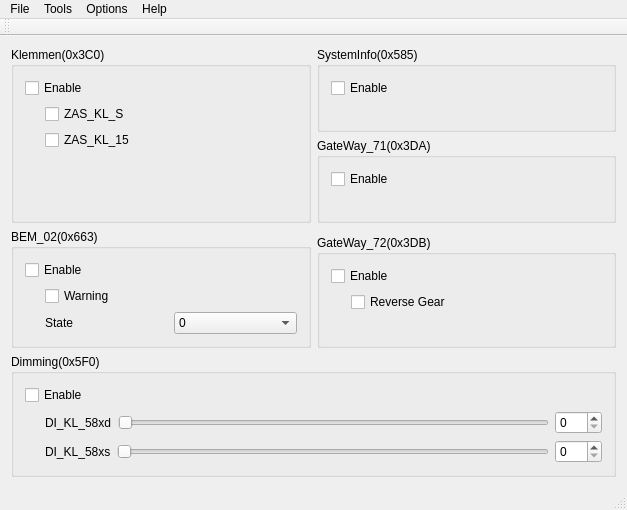
f0ghua/ecuEmulator, file main/ui/mainwindow.ui: the form before one commit.
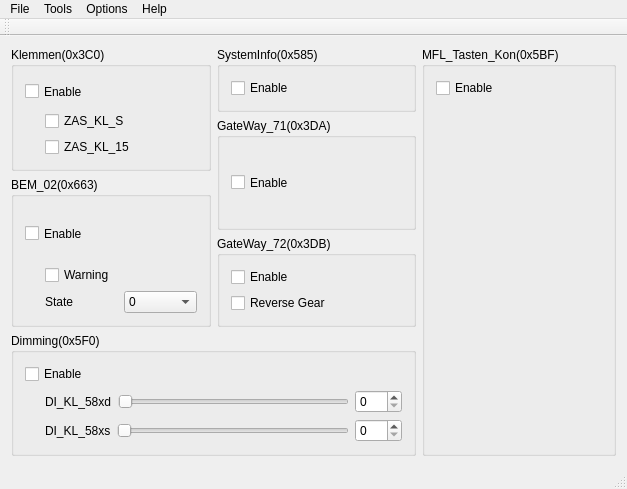
The form after the commit. Icons and pictures are not drawn.

Commit message: + 添加7个button

```diff
--- a/main/ui/mainwindow.ui
+++ b/main/ui/mainwindow.ui
@@ -15,14 +15,18 @@
   </property>
   <widget class="QWidget" name="centralWidget">
    <layout class="QGridLayout" name="gridLayout_2">
-    <item row="0" column="0" colspan="2">
-     <layout class="QHBoxLayout" name="horizontalLayout_8">
-      <item>
+    <item row="0" column="0" rowspan="2">
        <widget class="QGroupBox" name="groupBox">
+      <property name="sizePolicy">
+       <sizepolicy hsizetype="Preferred" vsizetype="Preferred">
+        <horstretch>10</horstretch>
+        <verstretch>0</verstretch>
+       </sizepolicy>
+      </property>
         <property name="title">
          <string>Klemmen(0x3C0)</string>
         </property>
-        <layout class="QVBoxLayout" name="verticalLayout">
+      <layout class="QVBoxLayout" name="verticalLayout_5">
          <item>
           <widget class="QCheckBox" name="cbEnable0x3C0">
            <property name="sizePolicy">
@@ -96,34 +100,25 @@
            </item>
           </layout>
          </item>
-         <item>
-          <spacer name="verticalSpacer_4">
-           <property name="orientation">
-            <enum>Qt::Vertical</enum>
-           </property>
-           <property name="sizeHint" stdset="0">
-            <size>
-             <width>20</width>
-             <height>40</height>
-            </size>
-           </property>
-          </spacer>
-         </item>
         </layout>
        </widget>
       </item>
-      <item>
-       <layout class="QVBoxLayout" name="verticalLayout_6">
-        <item>
+    <item row="0" column="1">
          <widget class="QGroupBox" name="groupBox_6">
+      <property name="sizePolicy">
+       <sizepolicy hsizetype="Preferred" vsizetype="Preferred">
+        <horstretch>10</horstretch>
+        <verstretch>0</verstretch>
+       </sizepolicy>
+      </property>
           <property name="title">
            <string>SystemInfo(0x585)</string>
           </property>
-          <layout class="QVBoxLayout" name="verticalLayout_5">
+      <layout class="QVBoxLayout" name="verticalLayout_6">
            <item>
             <widget class="QCheckBox" name="cbEnable0x585">
              <property name="sizePolicy">
-              <sizepolicy hsizetype="Preferred" vsizetype="Preferred">
+          <sizepolicy hsizetype="Preferred" vsizetype="Fixed">
                <horstretch>0</horstretch>
                <verstretch>0</verstretch>
               </sizepolicy>
@@ -139,27 +134,17 @@
              </property>
             </widget>
            </item>
-           <item>
-            <spacer name="verticalSpacer_3">
-             <property name="orientation">
-              <enum>Qt::Vertical</enum>
-             </property>
-             <property name="sizeType">
-              <enum>QSizePolicy::Fixed</enum>
-             </property>
-             <property name="sizeHint" stdset="0">
-              <size>
-               <width>20</width>
-               <height>20</height>
-              </size>
-             </property>
-            </spacer>
-           </item>
           </layout>
          </widget>
         </item>
-        <item>
+    <item row="1" column="1" rowspan="2">
          <widget class="QGroupBox" name="groupBox_3">
+      <property name="sizePolicy">
+       <sizepolicy hsizetype="Preferred" vsizetype="Preferred">
+        <horstretch>0</horstretch>
+        <verstretch>0</verstretch>
+       </sizepolicy>
+      </property>
           <property name="title">
            <string>GateWay_71(0x3DA)</string>
           </property>
@@ -183,35 +168,15 @@
              </property>
             </widget>
            </item>
-           <item>
-            <spacer name="verticalSpacer_2">
-             <property name="orientation">
-              <enum>Qt::Vertical</enum>
-             </property>
-             <property name="sizeType">
-              <enum>QSizePolicy::Fixed</enum>
-             </property>
-             <property name="sizeHint" stdset="0">
-              <size>
-               <width>20</width>
-               <height>20</height>
-              </size>
-             </property>
-            </spacer>
-           </item>
           </layout>
          </widget>
         </item>
-       </layout>
-      </item>
-     </layout>
-    </item>
-    <item row="1" column="0" rowspan="2">
+    <item row="2" column="0" rowspan="2">
      <widget class="QGroupBox" name="groupBox_2">
       <property name="title">
        <string>BEM_02(0x663)</string>
       </property>
-      <layout class="QVBoxLayout" name="verticalLayout_2">
+      <layout class="QVBoxLayout" name="verticalLayout">
        <item>
         <widget class="QCheckBox" name="cbEnable0x663">
          <property name="sizePolicy">
@@ -329,23 +294,10 @@
          </item>
         </layout>
        </item>
-       <item>
-        <spacer name="verticalSpacer_5">
-         <property name="orientation">
-          <enum>Qt::Vertical</enum>
-         </property>
-         <property name="sizeHint" stdset="0">
-          <size>
-           <width>20</width>
-           <height>40</height>
-          </size>
-         </property>
-        </spacer>
-       </item>
       </layout>
      </widget>
     </item>
-    <item row="2" column="1">
+    <item row="3" column="1">
      <widget class="QGroupBox" name="groupBox_4">
       <property name="title">
        <string>GateWay_72(0x3DB)</string>
@@ -371,24 +323,6 @@
         </widget>
        </item>
        <item>
-        <layout class="QHBoxLayout" name="horizontalLayout_6">
-         <item>
-          <spacer name="horizontalSpacer_6">
-           <property name="orientation">
-            <enum>Qt::Horizontal</enum>
-           </property>
-           <property name="sizeType">
-            <enum>QSizePolicy::Fixed</enum>
-           </property>
-           <property name="sizeHint" stdset="0">
-            <size>
-             <width>20</width>
-             <height>20</height>
-            </size>
-           </property>
-          </spacer>
-         </item>
-         <item>
           <widget class="QCheckBox" name="cbSigBCM_Rueckfahrlicht_Anf">
            <property name="text">
             <string>Reverse Gear</string>
@@ -396,30 +330,15 @@
           </widget>
          </item>
         </layout>
-       </item>
-       <item>
-        <spacer name="verticalSpacer">
-         <property name="orientation">
-          <enum>Qt::Vertical</enum>
-         </property>
-         <property name="sizeHint" stdset="0">
-          <size>
-           <width>20</width>
-           <height>40</height>
-          </size>
-         </property>
-        </spacer>
-       </item>
-      </layout>
      </widget>
     </item>
-    <item row="3" column="0" colspan="2">
+    <item row="4" column="0" colspan="2">
      <widget class="QGroupBox" name="groupBox_5">
       <property name="title">
        <string>Dimming(0x5F0)</string>
       </property>
-      <layout class="QGridLayout" name="gridLayout">
-       <item row="0" column="0">
+      <layout class="QVBoxLayout" name="verticalLayout_2">
+       <item>
         <widget class="QCheckBox" name="cbEnable0x5F0">
          <property name="sizePolicy">
           <sizepolicy hsizetype="Preferred" vsizetype="Preferred">
@@ -438,7 +357,7 @@
          </property>
         </widget>
        </item>
-       <item row="1" column="0">
+       <item>
         <layout class="QHBoxLayout" name="horizontalLayout_5">
          <item>
           <spacer name="horizontalSpacer_5">
@@ -482,7 +401,7 @@
          </item>
         </layout>
        </item>
-       <item row="2" column="0">
+       <item>
         <layout class="QHBoxLayout" name="horizontalLayout_7">
          <item>
           <spacer name="horizontalSpacer_7">
@@ -529,6 +448,307 @@
       </layout>
      </widget>
     </item>
+    <item row="0" column="2" rowspan="5">
+     <widget class="QGroupBox" name="groupBox_7">
+      <property name="sizePolicy">
+       <sizepolicy hsizetype="Preferred" vsizetype="Preferred">
+        <horstretch>0</horstretch>
+        <verstretch>0</verstretch>
+       </sizepolicy>
+      </property>
+      <property name="styleSheet">
+       <string notr="true"/>
+      </property>
+      <property name="title">
+       <string>MFL_Tasten_Kon(0x5BF)</string>
+      </property>
+      <layout class="QGridLayout" name="gridLayout">
+       <item row="0" column="0">
+        <widget class="QCheckBox" name="cbEnable0x5bf">
+         <property name="sizePolicy">
+          <sizepolicy hsizetype="Minimum" vsizetype="Preferred">
+           <horstretch>0</horstretch>
+           <verstretch>0</verstretch>
+          </sizepolicy>
+         </property>
+         <property name="whatsThis">
+          <string>&lt;html&gt;&lt;head/&gt;&lt;body&gt;&lt;p&gt;Up&lt;/p&gt;&lt;/body&gt;&lt;/html&gt;</string>
+         </property>
+         <property name="text">
+          <string>Enable</string>
+         </property>
+        </widget>
+       </item>
+       <item row="1" column="0">
+        <widget class="QPushButton" name="pushButton_Up">
+         <property name="sizePolicy">
+          <sizepolicy hsizetype="Fixed" vsizetype="Fixed">
+           <horstretch>0</horstretch>
+           <verstretch>0</verstretch>
+          </sizepolicy>
+         </property>
+         <property name="minimumSize">
+          <size>
+           <width>80</width>
+           <height>80</height>
+          </size>
+         </property>
+         <property name="toolTip">
+          <string>&lt;html&gt;&lt;head/&gt;&lt;body&gt;&lt;p&gt;Up&lt;/p&gt;&lt;/body&gt;&lt;/html&gt;</string>
+         </property>
+         <property name="layoutDirection">
+          <enum>Qt::LeftToRight</enum>
+         </property>
+         <property name="styleSheet">
+          <string notr="true">#pushButton_Up{
+background-color:transparent;
+border-image:url(:/images/png-v3/button-up-release.png);
+background:none;
+border:none;
+background-repeat:none;
+}
+#pushButton_Up:pressed
+{
+    border-image:url(:/images/png-v3/button-up-pressed.png);
+}
+</string>
+         </property>
+         <property name="text">
+          <string/>
+         </property>
+        </widget>
+       </item>
+       <item row="2" column="0">
+        <widget class="QPushButton" name="pushButton_Down">
+         <property name="sizePolicy">
+          <sizepolicy hsizetype="Fixed" vsizetype="Fixed">
+           <horstretch>0</horstretch>
+           <verstretch>0</verstretch>
+          </sizepolicy>
+         </property>
+         <property name="minimumSize">
+          <size>
+           <width>80</width>
+           <height>80</height>
+          </size>
+         </property>
+         <property name="toolTip">
+          <string>&lt;html&gt;&lt;head/&gt;&lt;body&gt;&lt;p&gt;Down&lt;/p&gt;&lt;/body&gt;&lt;/html&gt;</string>
+         </property>
+         <property name="styleSheet">
+          <string notr="true">#pushButton_Down{
+background-color:transparent;
+border-image:url(:/images/png-v3/button-down-release.png);
+background:none;
+border:none;
+background-repeat:none;
+}
+#pushButton_Down:pressed
+{
+    border-image:url(:/images/png-v3/button-down-pressed.png);
+}</string>
+         </property>
+         <property name="text">
+          <string/>
+         </property>
+        </widget>
+       </item>
+       <item row="1" column="1">
+        <widget class="QPushButton" name="pushButton_Volume_Up">
+         <property name="sizePolicy">
+          <sizepolicy hsizetype="Fixed" vsizetype="Fixed">
+           <horstretch>0</horstretch>
+           <verstretch>0</verstretch>
+          </sizepolicy>
+         </property>
+         <property name="minimumSize">
+          <size>
+           <width>80</width>
+           <height>80</height>
+          </size>
+         </property>
+         <property name="toolTip">
+          <string>&lt;html&gt;&lt;head/&gt;&lt;body&gt;&lt;p&gt;Volumn Up&lt;/p&gt;&lt;/body&gt;&lt;/html&gt;</string>
+         </property>
+         <property name="styleSheet">
+          <string notr="true">#pushButton_Volume_Up{
+background-color:transparent;
+border-image:url(:/images/png-v3/button-volumnup-release.png);
+background:none;
+border:none;
+background-repeat:none;
+}
+#pushButton_Volume_Up:pressed
+{
+    border-image:url(:/images/png-v3/button-volumnup-pressed.png);
+}
+</string>
+         </property>
+         <property name="text">
+          <string/>
+         </property>
+        </widget>
+       </item>
+       <item row="2" column="1">
+        <widget class="QPushButton" name="pushButton_Volume_Down">
+         <property name="sizePolicy">
+          <sizepolicy hsizetype="Fixed" vsizetype="Fixed">
+           <horstretch>0</horstretch>
+           <verstretch>0</verstretch>
+          </sizepolicy>
+         </property>
+         <property name="minimumSize">
+          <size>
+           <width>80</width>
+           <height>80</height>
+          </size>
+         </property>
+         <property name="toolTip">
+          <string>&lt;html&gt;&lt;head/&gt;&lt;body&gt;&lt;p&gt;Volume Down&lt;/p&gt;&lt;/body&gt;&lt;/html&gt;</string>
+         </property>
+         <property name="styleSheet">
+          <string notr="true">#pushButton_Volume_Down{
+background-color:transparent;
+border-image:url(:/images/png-v3/button-volumndown-release.png);
+background:none;
+border:none;
+background-repeat:none;
+}
+#pushButton_Volume_Down:pressed
+{
+    border-image:url(:/images/png-v3/button-volumndown-pressed.png);
+}
+</string>
+         </property>
+         <property name="text">
+          <string/>
+         </property>
+        </widget>
+       </item>
+       <item row="3" column="0">
+        <widget class="QPushButton" name="pushButton_Arrow_A_Up_Right">
+         <property name="sizePolicy">
+          <sizepolicy hsizetype="Fixed" vsizetype="Fixed">
+           <horstretch>0</horstretch>
+           <verstretch>0</verstretch>
+          </sizepolicy>
+         </property>
+         <property name="minimumSize">
+          <size>
+           <width>80</width>
+           <height>80</height>
+          </size>
+         </property>
+         <property name="toolTip">
+          <string>&lt;html&gt;&lt;head/&gt;&lt;body&gt;&lt;p&gt;Arrow A Up Right&lt;/p&gt;&lt;/body&gt;&lt;/html&gt;</string>
+         </property>
+         <property name="styleSheet">
+          <string notr="true">#pushButton_Arrow_A_Up_Right{
+background-color:transparent;
+border-image:url(:/images/png-v3/button-upright-release.png);
+background:none;
+border:none;
+background-repeat:none;
+}
+#pushButton_Arrow_A_Up_Right:pressed
+{
+    border-image:url(:/images/png-v3/button-upright-pressed.png);
+}
+</string>
+         </property>
+         <property name="text">
+          <string/>
+         </property>
+        </widget>
+       </item>
+       <item row="3" column="1">
+        <widget class="QPushButton" name="pushButton_Arrow_A_Down_Left">
+         <property name="sizePolicy">
+          <sizepolicy hsizetype="Fixed" vsizetype="Fixed">
+           <horstretch>0</horstretch>
+           <verstretch>0</verstretch>
+          </sizepolicy>
+         </property>
+         <property name="minimumSize">
+          <size>
+           <width>80</width>
+           <height>80</height>
+          </size>
+         </property>
+         <property name="toolTip">
+          <string>&lt;html&gt;&lt;head/&gt;&lt;body&gt;&lt;p&gt;Arrow A Down Left&lt;/p&gt;&lt;/body&gt;&lt;/html&gt;</string>
+         </property>
+         <property name="styleSheet">
+          <string notr="true">#pushButton_Arrow_A_Down_Left{
+background-color:transparent;
+border-image:url(:/images/png-v3/button-downleft-release.png);
+background:none;
+border:none;
+background-repeat:none;
+}
+#pushButton_Arrow_A_Down_Left:pressed
+{
+    border-image:url(:/images/png-v3/button-downleft-pressed.png);
+}
+</string>
+         </property>
+         <property name="text">
+          <string/>
+         </property>
+        </widget>
+       </item>
+       <item row="4" column="0">
+        <widget class="QPushButton" name="pushButton_Mute">
+         <property name="sizePolicy">
+          <sizepolicy hsizetype="Fixed" vsizetype="Fixed">
+           <horstretch>0</horstretch>
+           <verstretch>0</verstretch>
+          </sizepolicy>
+         </property>
+         <property name="minimumSize">
+          <size>
+           <width>80</width>
+           <height>80</height>
+          </size>
+         </property>
+         <property name="toolTip">
+          <string>&lt;html&gt;&lt;head/&gt;&lt;body&gt;&lt;p&gt;Mute&lt;/p&gt;&lt;/body&gt;&lt;/html&gt;</string>
+         </property>
+         <property name="styleSheet">
+          <string notr="true">#pushButton_Mute{
+background-color:transparent;
+border-image:url(:/images/png-v3/button-mute-release.png);
+background:none;
+border:none;
+background-repeat:none;
+}
+#pushButton_Mute:pressed
+{
+    border-image:url(:/images/png-v3/button-mute-pressed.png);
+}
+</string>
+         </property>
+         <property name="text">
+          <string/>
+         </property>
+        </widget>
+       </item>
+       <item row="5" column="0">
+        <spacer name="verticalSpacer">
+         <property name="orientation">
+          <enum>Qt::Vertical</enum>
+         </property>
+         <property name="sizeHint" stdset="0">
+          <size>
+           <width>20</width>
+           <height>40</height>
+          </size>
+         </property>
+        </spacer>
+       </item>
+      </layout>
+     </widget>
+    </item>
    </layout>
   </widget>
   <widget class="QMenuBar" name="menuBar">
```
Left out of the diff: 2 changed lines with no effect on the pictures. Lines whose indentation alone changed are shown as unchanged. The commit also changes 4 other files.
